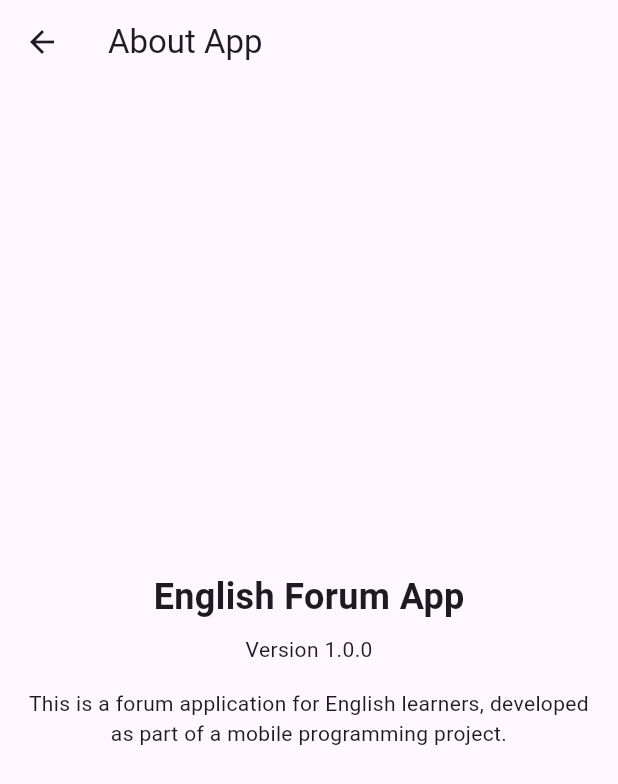
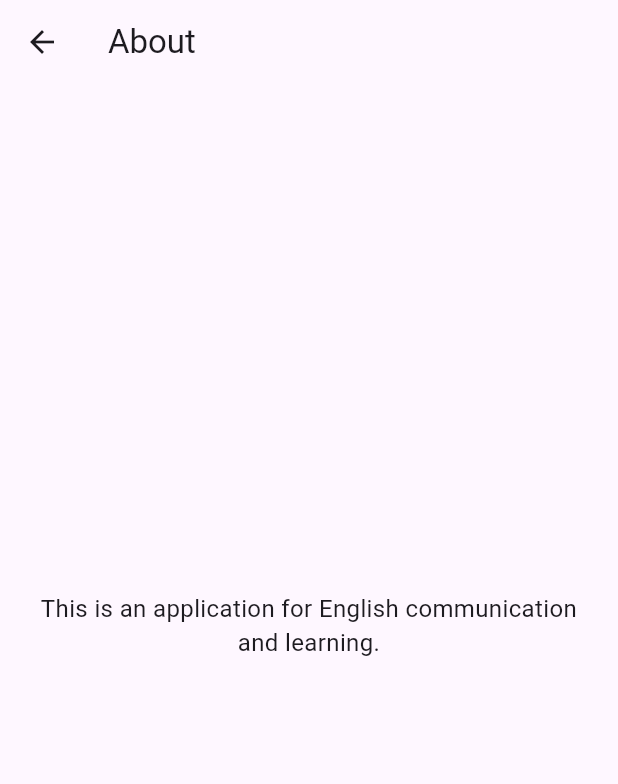
Before and after one commit to aduoke33/2025_LTTBDD_N05_Nhom_4, a Flutter app: the AboutScreen screen opened directly, on a phone screen of 412 x 824 dp. Shown: the top 784 px of the screen. Run offline on Flutter 3.47's test engine with Material 3 defaults, Android fonts, the phone set to English and light mode, and no system bars.

Commit message:
feat(about): create simple about screen

```diff
--- a/lib/screens/about_screen.dart
+++ b/lib/screens/about_screen.dart
@@ -6,25 +6,14 @@ class AboutScreen extends StatelessWidget {
   @override
   Widget build(BuildContext context) {
     return Scaffold(
-      appBar: AppBar(title: const Text('About App')),
+      appBar: AppBar(title: const Text('About')),
       body: const Center(
         child: Padding(
           padding: EdgeInsets.all(16.0),
-          child: Column(
-            mainAxisAlignment: MainAxisAlignment.center,
-            children: [
-              Text(
-                'English Forum App',
-                style: TextStyle(fontSize: 24, fontWeight: FontWeight.bold),
-              ),
-              SizedBox(height: 8),
-              Text('Version 1.0.0'),
-              SizedBox(height: 16),
-              Text(
-                'This is a forum application for English learners, developed as part of a mobile programming project.',
-                textAlign: TextAlign.center,
-              ),
-            ],
+          child: Text(
+            'This is an application for English communication and learning.\n\n',
+            textAlign: TextAlign.center,
+            style: TextStyle(fontSize: 16),
           ),
         ),
       ),
--- a/lib/screens/settings_screen.dart
+++ b/lib/screens/settings_screen.dart
@@ -133,8 +133,7 @@ class _SettingsScreenState extends State<SettingsScreen> {
           _buildSectionHeader('About'),
           _buildListTile(
             icon: Icons.info_outline,
-            title: 'About App',
-            subtitle: 'Version 1.0.0',
+            title: 'About',
             onTap: () {
               Navigator.of(context).push(
                 MaterialPageRoute(builder: (context) => const AboutScreen()),
```
